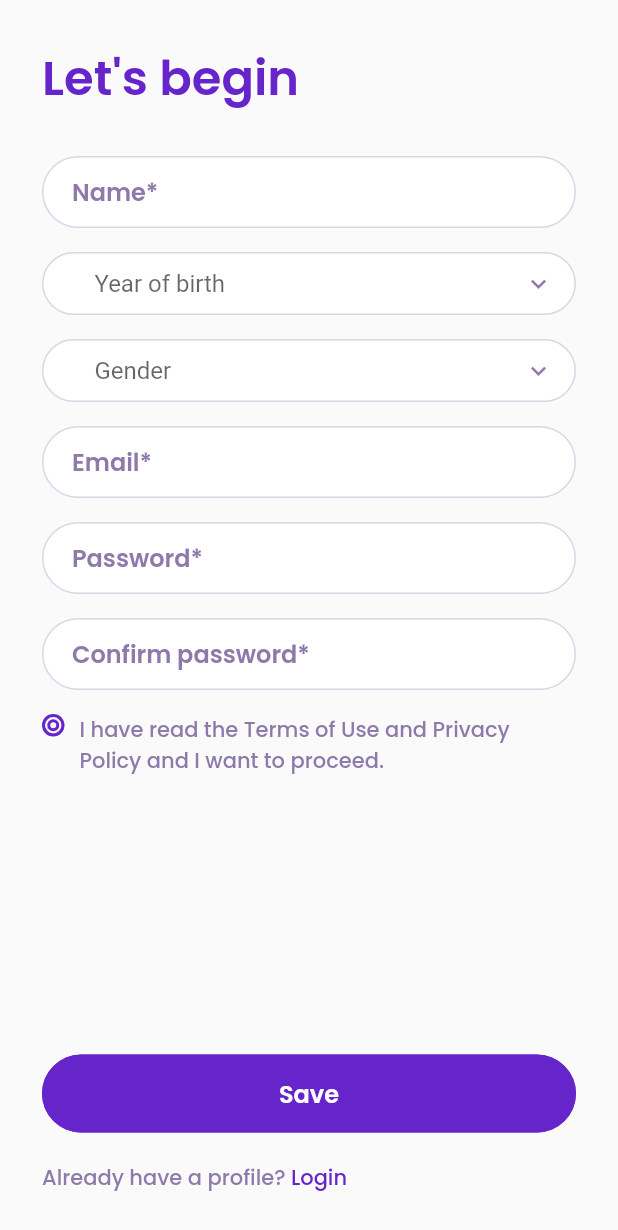
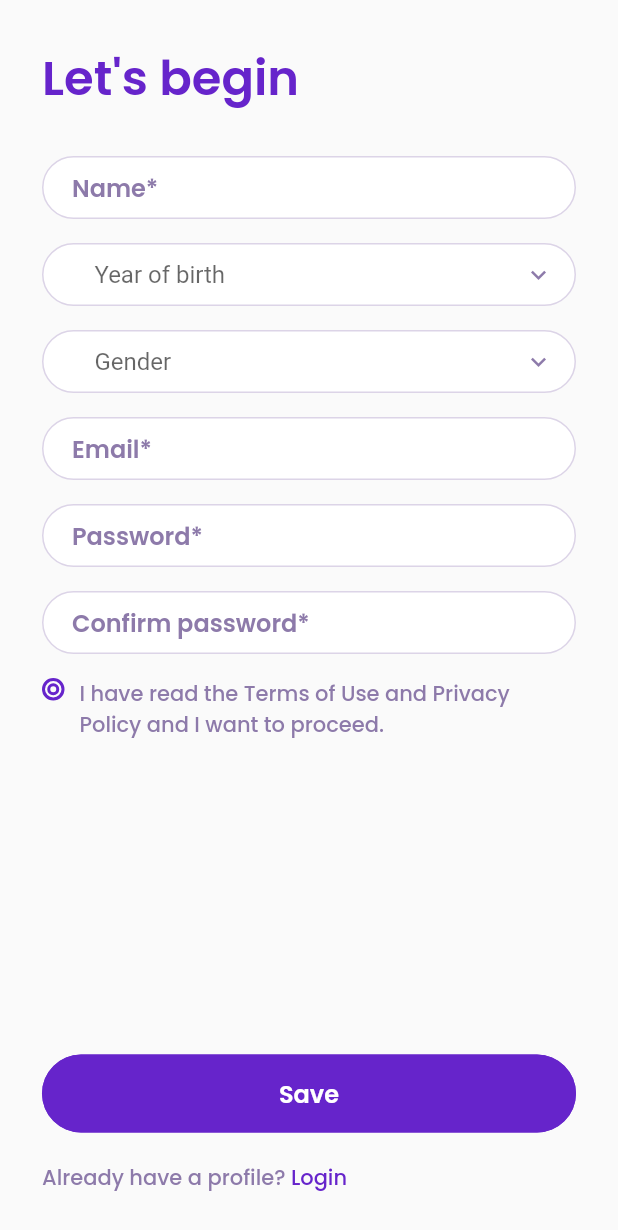
Before and after one commit to boranpek/spark_auth_demo, a Flutter app: the screen it shows after launch, on a phone screen of 412 x 824 dp. Shown: the top 1230 px of the screen. Run offline on Flutter 3.47's test engine with Material 2 defaults, Android fonts, the phone set to English and light mode, and no system bars; drawn by our look-alikes of dropdown_button2; our stand-ins replace bloc, equatable, flutter_bloc, google_fonts, lottie.

Commit message:
add height to textfield

```diff
--- a/lib/core/components/textfield/custom_textfield.dart
+++ b/lib/core/components/textfield/custom_textfield.dart
@@ -36,7 +36,9 @@ class _CustomTextFieldState extends State<CustomTextField> {
 
   @override
   Widget build(BuildContext context) {
-    return TextField(
+    return SizedBox(
+      height: 42,
+      child: TextField(
         cursorColor: context.appColors.primaryColor,
         cursorWidth: 1,
         controller: widget.controller,
@@ -73,6 +75,7 @@ class _CustomTextFieldState extends State<CustomTextField> {
                 )
               : null,
         ),
+      ),
     );
   }
 
```
Lines whose indentation alone changed are shown as unchanged.
